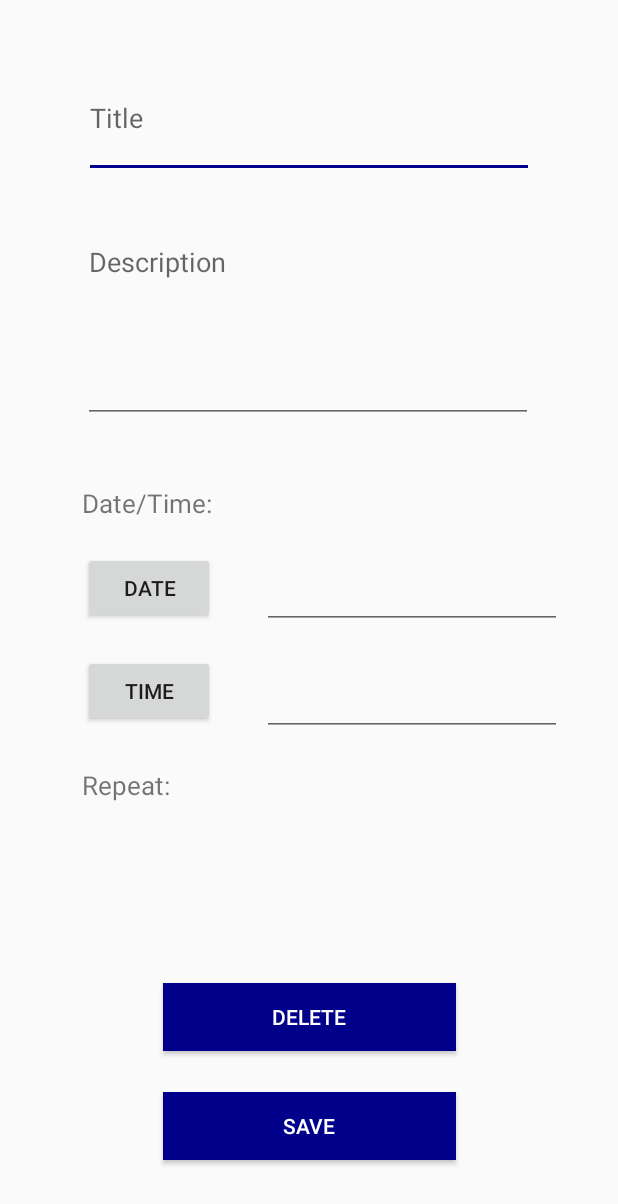
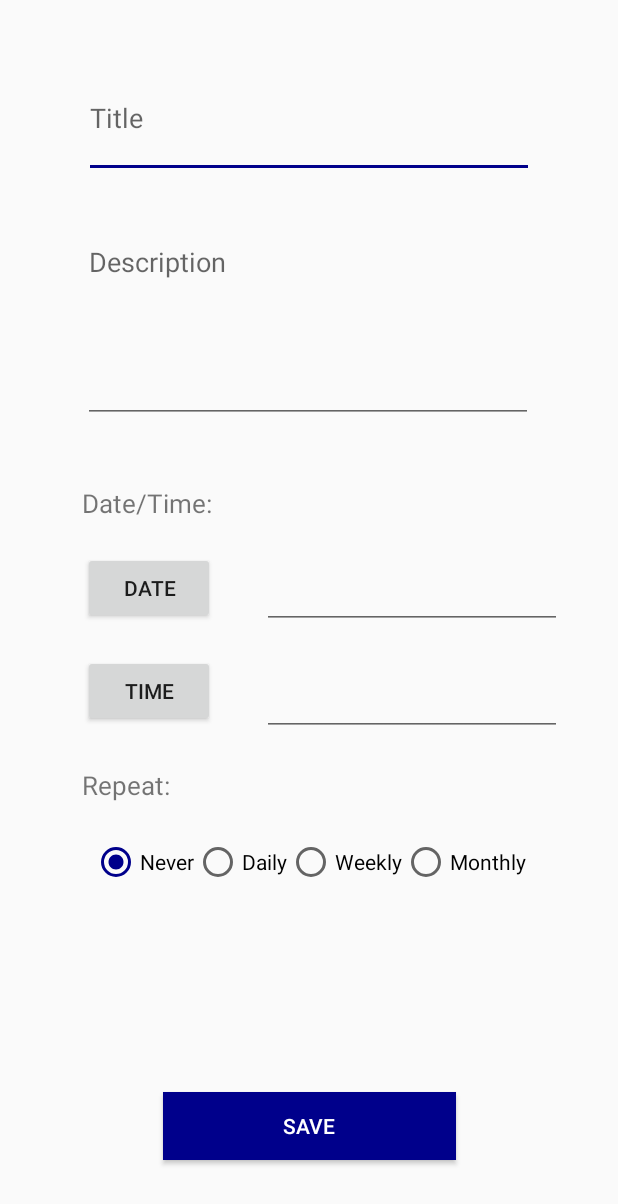
Before and after one commit to MarekCanavan/Year3_Dissertation, an Android app: the GNewEditGoal screen opened directly, with no data from a screen before it, after a tap on "SAVE", on a phone screen of 412 x 824 dp. Shown: the top 1204 px of the screen. Run offline under Robolectric (Android 15) with nearby library versions, the phone set to English and light mode, and no system bars.

```diff
--- a/app/src/main/java/com/example/diss_cbt_application/GoalsFeature/GNewEditGoal.java
+++ b/app/src/main/java/com/example/diss_cbt_application/GoalsFeature/GNewEditGoal.java
@@ -1,24 +1,39 @@
 package com.example.diss_cbt_application.GoalsFeature;
 
 import androidx.appcompat.app.AppCompatActivity;
+import androidx.core.app.NotificationCompat;
+import androidx.core.app.NotificationManagerCompat;
+import androidx.lifecycle.ViewModelProviders;
 
+import android.app.AlarmManager;
 import android.app.DatePickerDialog;
+import android.app.Notification;
+import android.app.NotificationManager;
+import android.app.PendingIntent;
 import android.app.TimePickerDialog;
 import android.content.ContentValues;
+import android.content.Context;
 import android.content.Intent;
 import android.database.sqlite.SQLiteDatabase;
+import android.os.Build;
 import android.os.Bundle;
 import android.provider.ContactsContract;
+import android.util.Log;
 import android.view.View;
 import android.widget.DatePicker;
 import android.widget.EditText;
+import android.widget.RadioButton;
+import android.widget.RadioGroup;
 import android.widget.TimePicker;
 import android.widget.Toast;
 
 import com.example.diss_cbt_application.DatabaseHelper;
+import com.example.diss_cbt_application.Notifications.AlertReceiver;
 import com.example.diss_cbt_application.R;
 
 import java.util.Calendar;
+
+import static com.example.diss_cbt_application.MyApplication.GOAL_CHANNEL;
 
 /**
  * This class represents a New Goal
@@ -47,6 +62,11 @@ public class GNewEditGoal extends AppCompatActivity {
     public static final String EXTRA_TIME = "EXTRA_TIME";
     public static final String EXTRA_MC = "EXTRA_MC";
 
+    /*Declaring member variables for the RadioGroup which assigned when/if the goal will repeat*/
+    RadioGroup radioGroup;
+    RadioButton radioButton;
+
+    private NotificationManagerCompat notificationManager;
 
     /**
      * onCreate is run when the Activity is first loaded
@@ -62,6 +82,11 @@ public class GNewEditGoal extends AppCompatActivity {
         et_goal_time = (EditText) findViewById(R.id.et_goal_time);
         et_description_of_goal = findViewById(R.id.et_description_of_goal);
         et_title_of_goal = findViewById(R.id.et_title_of_goal);
+
+        /*Assigning the RadioGroup member variables*/
+        radioGroup = findViewById(R.id.goal_radioGroup);
+
+        notificationManager = NotificationManagerCompat.from(this);
 
         mMarkedComplete = 0;//Initially every goal is marked incomplete
 
@@ -103,6 +128,7 @@ public class GNewEditGoal extends AppCompatActivity {
                 }, mYear, mMonth, mDay);
         datePickerDialog.show();
 
+
     }
 
     /**
@@ -132,11 +158,22 @@ public class GNewEditGoal extends AppCompatActivity {
 
     }
 
+    public void checkButton(View v){
+        int radioId = radioGroup.getCheckedRadioButtonId();
+
+        radioButton = findViewById(radioId);
+
+        Toast.makeText(this, "Selected Radio Group: " + radioButton.getText(), Toast.LENGTH_SHORT).show();
+    }
+
     /**
      * This function is triggered when the user clicks on the "Save" button in this Activity
      * The title, description, date, time and marked complete value are put into an intent
      * They are sent back to the MainActivity so they can be persisted to the database*/
     public void saveGoalOnClick(View v){
+
+
+        setAlarm();
 
         /*Retrieving the values set by the user from the EditTexts*/
         String title = et_title_of_goal.getText().toString();
@@ -170,4 +207,41 @@ public class GNewEditGoal extends AppCompatActivity {
 
         finish();
     }
+
+    private void setAlarm(){
+
+        Calendar alarmCal = Calendar.getInstance();
+
+        //alarmCal.set(Calendar.YEAR, mYear);
+        //alarmCal.set(Calendar.MONTH, mMonth);
+        //alarmCal.set(Calendar.DAY_OF_MONTH, mDay);
+        alarmCal.set(Calendar.HOUR_OF_DAY, 13);
+        alarmCal.set(Calendar.MINUTE, 53);
+        alarmCal.set(Calendar.SECOND, 0);
+
+        Log.d("Diss", "Value of Hour: " + mHour);
+        Log.d("Diss", "Value of Minute: " + mMinute);
+
+        Intent alarmIntent = new Intent(this, AlertReceiver.class);
+        //alarmIntent.putExtra("title", et_title_of_goal.getText().toString());
+
+        PendingIntent sender = PendingIntent.getBroadcast(this, 1, alarmIntent, 0 );
+
+        AlarmManager alarmManager = (AlarmManager) getSystemService(Context.ALARM_SERVICE);
+
+        if (alarmCal.before(Calendar.getInstance())) {
+
+            Log.d("Diss", "In before If ");
+            alarmCal.add(Calendar.DATE, 1);
+        }
+        /*SET for for but soon we want to do repeating*/
+        if (Build.VERSION.SDK_INT >= Build.VERSION_CODES.KITKAT) {
+
+            Log.d("Diss", "In SDK If ");
+
+            alarmManager.setExact(AlarmManager.RTC_WAKEUP, alarmCal.getTimeInMillis() , sender);
+        }
+
+    }
+
 }
--- a/app/src/main/res/layout/activity_gnew_goal.xml
+++ b/app/src/main/res/layout/activity_gnew_goal.xml
@@ -119,19 +119,74 @@
         app:layout_constraintTop_toTopOf="parent"
         app:layout_constraintVertical_bias="0.935" />
 
-    <Button
-        android:id="@+id/bt_save_entry"
-        android:layout_width="195dp"
-        android:layout_height="45dp"
-        android:background="@color/darkBlue"
-        android:onClick="deleteGoalOnClick"
-        android:text="Delete"
-        android:textColor="@color/white"
+
+
+    <RadioGroup
+        android:id="@+id/goal_radioGroup"
+        android:layout_width="wrap_content"
+        android:layout_height="wrap_content"
+        android:orientation="horizontal"
         app:layout_constraintBottom_toBottomOf="parent"
         app:layout_constraintEnd_toEndOf="parent"
         app:layout_constraintStart_toStartOf="parent"
         app:layout_constraintTop_toTopOf="parent"
-        app:layout_constraintVertical_bias="0.842" />
+        app:layout_constraintVertical_bias="0.705">
+
+
+        <RadioButton
+            android:id="@+id/radio_never"
+            android:layout_width="wrap_content"
+            android:layout_height="wrap_content"
+            android:onClick="checkButton"
+            android:text="Never"
+            android:checked="true"
+            app:layout_constraintBottom_toBottomOf="parent"
+            app:layout_constraintEnd_toEndOf="parent"
+            app:layout_constraintHorizontal_bias="0.15"
+            app:layout_constraintStart_toStartOf="parent"
+            app:layout_constraintTop_toTopOf="parent"
+            app:layout_constraintVertical_bias="0.705" />
+
+        <RadioButton
+            android:id="@+id/radio_daily"
+            android:layout_width="wrap_content"
+            android:layout_height="wrap_content"
+            android:onClick="checkButton"
+            android:text="Daily"
+            app:layout_constraintBottom_toBottomOf="parent"
+            app:layout_constraintEnd_toEndOf="parent"
+            app:layout_constraintStart_toStartOf="parent"
+            app:layout_constraintTop_toTopOf="parent"
+            app:layout_constraintVertical_bias="0.705"
+            app:layout_constraintHorizontal_bias="0.36"/>
+
+        <RadioButton
+            android:id="@+id/radio_weekly"
+            android:layout_width="wrap_content"
+            android:layout_height="wrap_content"
+            android:onClick="checkButton"
+            android:text="Weekly"
+            app:layout_constraintBottom_toBottomOf="parent"
+            app:layout_constraintEnd_toEndOf="parent"
+            app:layout_constraintStart_toStartOf="parent"
+            app:layout_constraintTop_toTopOf="parent"
+            app:layout_constraintVertical_bias="0.705"
+            app:layout_constraintHorizontal_bias="0.57" />
+
+        <RadioButton
+            android:id="@+id/radio_monthly"
+            android:layout_width="wrap_content"
+            android:layout_height="wrap_content"
+            android:onClick="checkButton"
+            android:text="Monthly"
+            app:layout_constraintBottom_toBottomOf="parent"
+            app:layout_constraintEnd_toEndOf="parent"
+            app:layout_constraintStart_toStartOf="parent"
+            app:layout_constraintTop_toTopOf="parent"
+            app:layout_constraintVertical_bias="0.705"
+            app:layout_constraintHorizontal_bias="0.83"/>
+    </RadioGroup>
+
 
 
 </androidx.constraintlayout.widget.ConstraintLayout>
```
Also changed, not shown: app/src/main/java/com/example/diss_cbt_application/GoalsFeature/GoalsFragment.java (+10 -2 lines), app/src/main/java/com/example/diss_cbt_application/GoalsFeature/RVAGoalsFragement.java (+14 -0 lines), app/src/main/java/com/example/diss_cbt_application/MyApplication.java (+34 -1 lines), app/src/main/java/com/example/diss_cbt_application/Notifications/AlertReceiver.java (added, +38 -0 lines), app/src/main/res/drawable/ic_attachment.xml (added, +9 -0 lines), app/src/main/res/drawable/ic_calender.xml (added, +9 -0 lines), app/src/main/res/drawable/ic_delete_black.xml (added, +9 -0 lines), app/src/main/res/drawable/ic_repeat.xml (added, +9 -0 lines), app/src/main/res/layout/list_item_goals_fragment.xml (+72 -9 lines).
